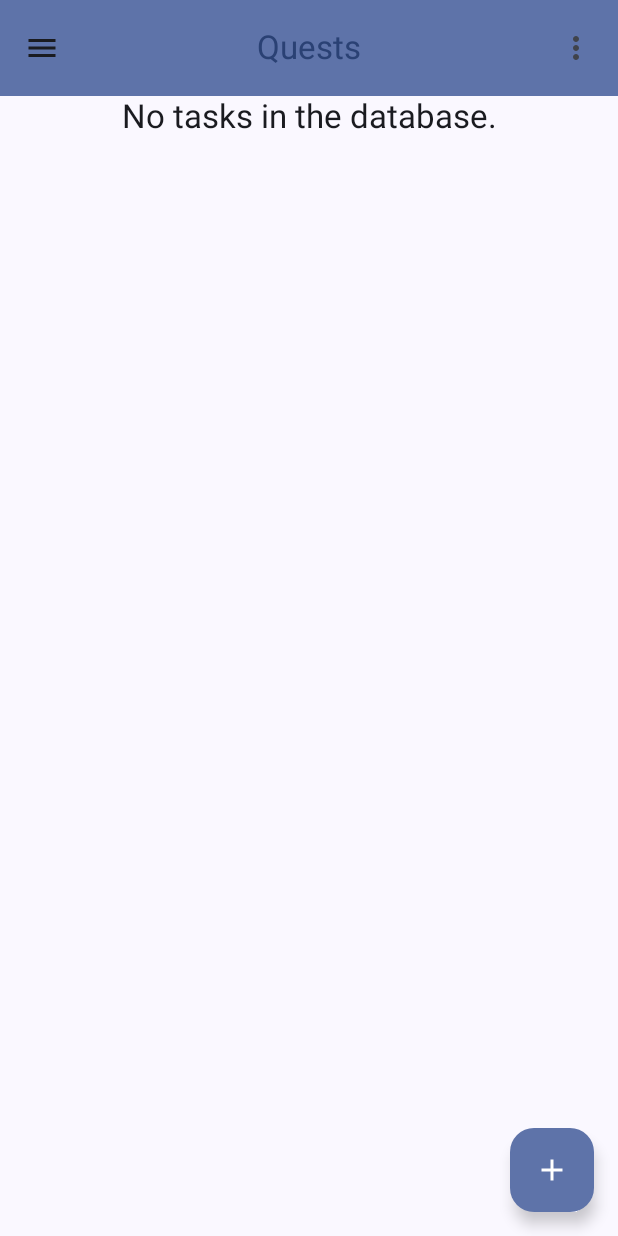
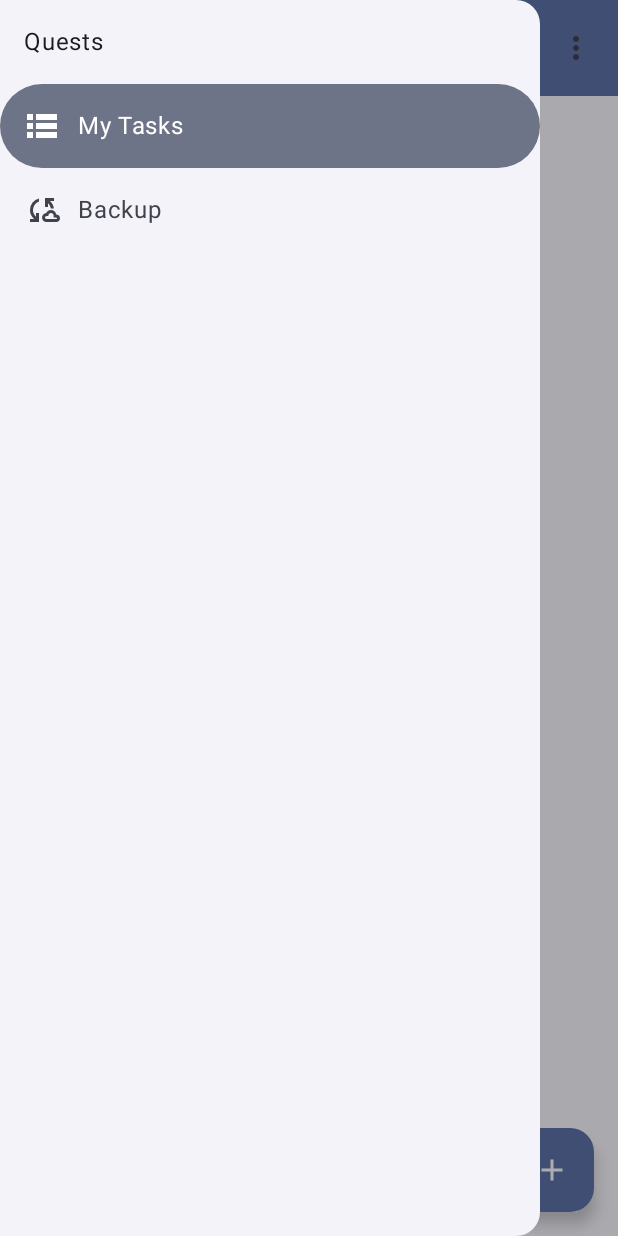
Before and after one commit to Joshua-Soteras/TaskApp, an Android app built with Jetpack Compose: the HomeScreen screen opened through its navigation route, after a tap on "Open Drawer", on a phone screen of 412 x 824 dp. Run offline under Robolectric (Android 15) with nearby library versions, the phone set to English and light mode, and no system bars; our stand-ins replace Dagger/Hilt's generated code; 1 statement that could not run was skipped.

Commit message:
ui: Add navigation drawer

```diff
--- a/app/src/main/java/com/example/quests/ui/home/HomeScreen.kt
+++ b/app/src/main/java/com/example/quests/ui/home/HomeScreen.kt
@@ -56,6 +56,7 @@ object HomeDestination : NavigationDestination {
 @Composable
 fun HomeScreen(
     onAddTask: () -> Unit,
+    openDrawer: () -> Unit,
     modifier: Modifier = Modifier,
     viewModel: HomeViewModel = hiltViewModel(),
 ) {
@@ -64,7 +65,7 @@ fun HomeScreen(
     val scope = rememberCoroutineScope()
     val snackbarHostState = remember { SnackbarHostState() }
 
-    viewModel.testingFunction()
+//    viewModel.testingFunction()
 
     Scaffold(
         modifier = modifier
@@ -75,7 +76,8 @@ fun HomeScreen(
         topBar = {
             HomeTopAppBar(
                 scrollBehavior = scrollBehavior,
-                clearCompletedTasks = viewModel::clearCompletedTasks
+                openDrawer = openDrawer,
+                clearCompletedTasks = viewModel::clearCompletedTasks,
             )
         },
         floatingActionButton = {
--- a/app/src/main/java/com/example/quests/ui/navigation/QuestsNavGraph.kt
+++ b/app/src/main/java/com/example/quests/ui/navigation/QuestsNavGraph.kt
@@ -1,35 +1,66 @@
 package com.example.quests.ui.navigation
 
+import androidx.compose.material3.DrawerState
+import androidx.compose.material3.DrawerValue
+import androidx.compose.material3.rememberDrawerState
 import androidx.compose.runtime.Composable
+import androidx.compose.runtime.getValue
+import androidx.compose.runtime.remember
+import androidx.compose.runtime.rememberCoroutineScope
 import androidx.compose.ui.Modifier
 import androidx.navigation.NavHostController
 import androidx.navigation.compose.NavHost
 import androidx.navigation.compose.composable
+import androidx.navigation.compose.currentBackStackEntryAsState
 import androidx.navigation.compose.rememberNavController
+import com.example.quests.ui.backup.BackupDestination
+import com.example.quests.ui.backup.BackupScreen
 import com.example.quests.ui.home.HomeDestination
 import com.example.quests.ui.home.HomeScreen
 import com.example.quests.ui.task.AddTaskDestination
 import com.example.quests.ui.task.AddTaskScreen
+import com.example.quests.ui.util.AppModalDrawer
+import kotlinx.coroutines.CoroutineScope
+import kotlinx.coroutines.launch
 
 @Composable
 fun QuestsNavHost(
     navController: NavHostController = rememberNavController(),
+    coroutineScope: CoroutineScope = rememberCoroutineScope(),
+    drawerState: DrawerState = rememberDrawerState(initialValue = DrawerValue.Closed),
+    startDestination: String = HomeDestination.route,
+    navActions: QuestsNavigationActions = remember(navController) {
+        QuestsNavigationActions(navController)
+    },
     modifier: Modifier = Modifier,
 ) {
+    val currentNavBackStackEntry by navController.currentBackStackEntryAsState()
+    val currentRoute = currentNavBackStackEntry?.destination?.route ?: startDestination
+
     NavHost(
         navController = navController,
-        startDestination = HomeDestination.route,
+        startDestination = startDestination,
         modifier = modifier
     ) {
         composable(route = HomeDestination.route) {
-            HomeScreen(
-                onAddTask = { navController.navigate(AddTaskDestination.route) }
-            )
+            AppModalDrawer(drawerState, currentRoute, navActions) {
+                HomeScreen(
+                    onAddTask = { navController.navigate(AddTaskDestination.route) },
+                    openDrawer = { coroutineScope.launch { drawerState.open() } }
+                )
+            }
         }
         composable(route = AddTaskDestination.route) {
             AddTaskScreen(
                 navigateBack = { navController.popBackStack() }
             )
         }
+        composable(route = BackupDestination.route) {
+            AppModalDrawer(drawerState, currentRoute, navActions) {
+                BackupScreen(
+                    openDrawer = { coroutineScope.launch { drawerState.open() } }
+                )
+            }
+        }
     }
 }
--- /dev/null
+++ b/app/src/main/java/com/example/quests/ui/util/QuestsDrawer.kt
@@ -0,0 +1,100 @@
+package com.example.quests.ui.util
+
+import androidx.compose.foundation.layout.padding
+import androidx.compose.material3.DrawerState
+import androidx.compose.material3.Icon
+import androidx.compose.material3.ModalDrawerSheet
+import androidx.compose.material3.ModalNavigationDrawer
+import androidx.compose.material3.NavigationDrawerItem
+import androidx.compose.material3.Surface
+import androidx.compose.material3.Text
+import androidx.compose.runtime.Composable
+import androidx.compose.runtime.rememberCoroutineScope
+import androidx.compose.ui.Modifier
+import androidx.compose.ui.res.painterResource
+import androidx.compose.ui.res.stringResource
+import androidx.compose.ui.tooling.preview.Preview
+import androidx.compose.ui.unit.dp
+import com.example.quests.R
+import com.example.quests.ui.backup.BackupDestination
+import com.example.quests.ui.home.HomeDestination
+import com.example.quests.ui.navigation.QuestsNavigationActions
+import kotlinx.coroutines.CoroutineScope
+import kotlinx.coroutines.launch
+
+@Composable
+fun AppModalDrawer(
+    drawerState: DrawerState,
+    currentRoute: String,
+    navigationActions: QuestsNavigationActions,
+    coroutineScope: CoroutineScope = rememberCoroutineScope(),
+    content: @Composable () -> Unit,
+) {
+    ModalNavigationDrawer(
+        drawerState = drawerState,
+        drawerContent = {
+            AppModalDrawerSheet(
+                currentRoute = currentRoute,
+                navigateToHome = { navigationActions.navigateToHome() },
+                navigateToBackup = { navigationActions.navigateToBackup() },
+                closeDrawer = { coroutineScope.launch { drawerState.close() } }
+            )
+        }
+    ) {
+        content()
+    }
+}
+
+@Composable
+fun AppModalDrawerSheet(
+    currentRoute: String,
+    navigateToHome:() -> Unit,
+    navigateToBackup: () -> Unit,
+    closeDrawer: () -> Unit,
+    modifier: Modifier = Modifier
+) {
+    ModalDrawerSheet {
+        Text(stringResource(R.string.app_name), modifier = Modifier.padding(16.dp))
+        NavigationDrawerItem(
+            icon = {
+                Icon(
+                    painter = painterResource(id = R.drawable.lists_24px),
+                    contentDescription = null
+                )
+            },
+            label = { Text(stringResource(R.string.my_tasks)) },
+            selected = currentRoute == HomeDestination.route,
+            onClick = {
+                navigateToHome()
+                closeDrawer()
+            }
+        )
+        NavigationDrawerItem(
+            icon = {
+                Icon(
+                    painter = painterResource(id = R.drawable.cloud_sync_24px),
+                    contentDescription = null
+                )
+            },
+            label = { Text(stringResource(R.string.backup)) },
+            selected = currentRoute == BackupDestination.route,
+            onClick = {
+                navigateToBackup()
+                closeDrawer()
+            }
+        )
+    }
+}
+
+@Preview
+@Composable
+fun PreviewAppModalDrawerSheet() {
+    Surface {
+        AppModalDrawerSheet(
+            currentRoute = HomeDestination.route,
+            navigateToHome = { },
+            navigateToBackup = { },
+            closeDrawer = { }
+        )
+    }
+}
--- /dev/null
+++ b/app/src/main/res/drawable/cloud_sync_24px.xml
@@ -0,0 +1,9 @@
+<vector xmlns:android="http://schemas.android.com/apk/res/android"
+    android:width="24dp"
+    android:height="24dp"
+    android:viewportWidth="960"
+    android:viewportHeight="960">
+  <path
+      android:fillColor="@android:color/white"
+      android:pathData="M160,800L160,720L269,720Q218,676 189,614Q160,552 160,480Q160,368 228,282.5Q296,197 400,170L400,254Q330,279 285,340.5Q240,402 240,480Q240,534 261.5,579.5Q283,625 320,658L320,560L400,560L400,800L160,800ZM600,800Q550,800 515,765Q480,730 480,680Q480,632 513,597.5Q546,563 594,561Q611,525 644.5,502.5Q678,480 720,480Q773,480 811.5,514.5Q850,549 858,600L858,600Q900,600 930,629Q960,658 960,699Q960,741 931,770.5Q902,800 860,800L600,800ZM716,440Q709,399 689,364Q669,329 640,302L640,400L560,400L560,160L800,160L800,240L691,240Q734,278 761.5,329Q789,380 797,440L716,440ZM600,720L860,720Q868,720 874,714Q880,708 880,700Q880,692 874,686Q868,680 860,680L790,680L790,630Q790,601 769.5,580.5Q749,560 720,560Q691,560 670.5,580.5Q650,601 650,630L650,640L600,640Q583,640 571.5,651.5Q560,663 560,680Q560,697 571.5,708.5Q583,720 600,720ZM720,640Q720,640 720,640Q720,640 720,640Q720,640 720,640Q720,640 720,640L720,640L720,640Q720,640 720,640Q720,640 720,640Q720,640 720,640Q720,640 720,640L720,640L720,640Q720,640 720,640Q720,640 720,640Q720,640 720,640Q720,640 720,640L720,640Z"/>
+</vector>
--- /dev/null
+++ b/app/src/main/res/drawable/lists_24px.xml
@@ -0,0 +1,10 @@
+<vector xmlns:android="http://schemas.android.com/apk/res/android"
+    android:width="24dp"
+    android:height="24dp"
+    android:viewportWidth="960"
+    android:viewportHeight="960"
+    android:autoMirrored="true">
+  <path
+      android:fillColor="@android:color/white"
+      android:pathData="M80,800L80,640L240,640L240,800L80,800ZM320,800L320,640L880,640L880,800L320,800ZM80,560L80,400L240,400L240,560L80,560ZM320,560L320,400L880,400L880,560L320,560ZM80,320L80,160L240,160L240,320L80,320ZM320,320L320,160L880,160L880,320L320,320Z"/>
+</vector>
--- a/app/src/main/res/values/strings.xml
+++ b/app/src/main/res/values/strings.xml
@@ -15,4 +15,6 @@
     <string name="clear_completed_tasks_dialog">Clear completed tasks?</string>
     <string name="ok">Ok</string>
     <string name="cancel">Cancel</string>
+    <string name="my_tasks">My Tasks</string>
+    <string name="backup">Backup</string>
 </resources>
```
Also changed, not shown: app/src/main/java/com/example/quests/ui/backup/BackupScreen.kt (added, +41 -0 lines), app/src/main/java/com/example/quests/ui/navigation/NavigationDestination.kt (+39 -0 lines), app/src/main/java/com/example/quests/ui/util/TopAppBars.kt (+31 -3 lines).
